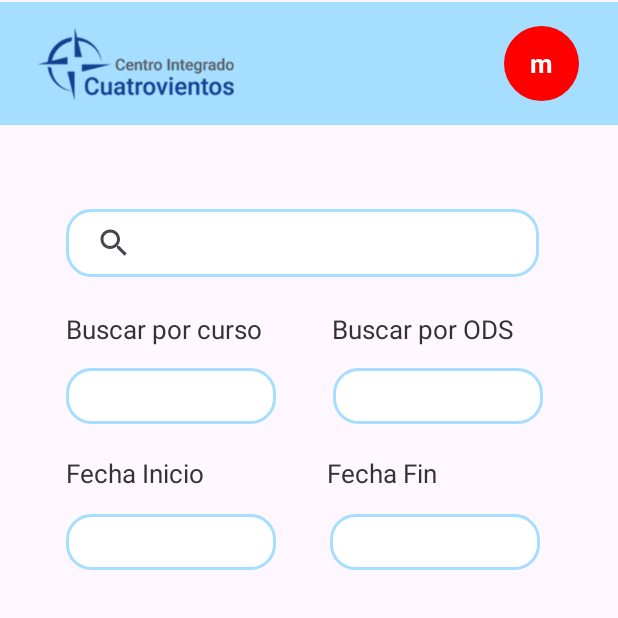
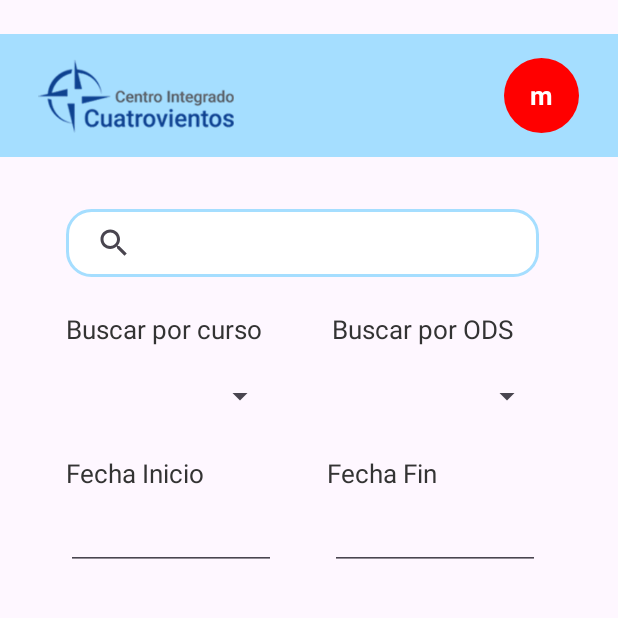
Before and after one commit to AnderVegas/PROYECT_CUATROVIENTOS_MOBILE, an Android app: the IniciativasActivity screen opened directly, with no data from a screen before it, on a phone screen of 412 x 824 dp, the top half of it. Run offline under Robolectric (Android 15) with nearby library versions, the phone set to English and light mode, and no system bars.

Commit message:
Filtrar iniciativas por curso, modelos modificados para que admitan más de un nombre y llamadas GET de curso y ods creadas

```diff
--- a/app/src/main/java/com/ander/aplicacioniniciativas/App/CutrovientosIniciativasService.java
+++ b/app/src/main/java/com/ander/aplicacioniniciativas/App/CutrovientosIniciativasService.java
@@ -1,6 +1,8 @@
 package com.ander.aplicacioniniciativas.App;
 
+import com.ander.aplicacioniniciativas.Models.Curso;
 import com.ander.aplicacioniniciativas.Models.Iniciativa;
+import com.ander.aplicacioniniciativas.Models.Ods;
 
 import java.util.List;
 import retrofit2.Call;
@@ -10,4 +12,10 @@ import retrofit2.http.Query;
 public interface CutrovientosIniciativasService {
     @GET("iniciativas")
     Call<List<Iniciativa>> getIniciativas(@Query("eliminado") boolean eliminado);
+
+    @GET("ods")
+    Call<List<Ods>> getOds();
+
+    @GET("cursos")
+    Call<List<Curso>> getCursos();
 }
--- a/app/src/main/java/com/ander/aplicacioniniciativas/Models/Iniciativa.java
+++ b/app/src/main/java/com/ander/aplicacioniniciativas/Models/Iniciativa.java
@@ -7,8 +7,10 @@ public class Iniciativa {
     private String tipo;
     private String horas;
     private String nombre;
+
     private String producto_final;
     private String fechaRegistro;
+
     private String fechaInicio;
     private String fechaFin;
     private boolean eliminado;
--- a/app/src/main/java/com/ander/aplicacioniniciativas/Models/Ods.java
+++ b/app/src/main/java/com/ander/aplicacioniniciativas/Models/Ods.java
@@ -40,4 +40,10 @@ public class Ods {
     public void setDimension(Dimension dimension) {
         this.dimension = dimension;
     }
+
+    @Override
+    public String toString() {
+        return nombre; // Esto hará que el Spinner muestre el nombre del ODS
+    }
+
 }
--- a/app/src/main/java/com/ander/aplicacioniniciativas/Models/Profesor.java
+++ b/app/src/main/java/com/ander/aplicacioniniciativas/Models/Profesor.java
@@ -28,4 +28,5 @@ public class Profesor {
     public void setNombre(String nombre) {
         this.nombre = nombre;
     }
+
 }
--- a/app/src/main/res/layout/activity_iniciativas.xml
+++ b/app/src/main/res/layout/activity_iniciativas.xml
@@ -65,19 +65,16 @@
 
     <androidx.recyclerview.widget.RecyclerView
         android:id="@+id/recyclerView"
-        android:layout_width="0dp"
-        android:layout_height="0dp"
-        android:layout_marginBottom="1dp"
-        app:layout_constraintBottom_toBottomOf="parent"
-        app:layout_constraintEnd_toEndOf="parent"
-        app:layout_constraintStart_toStartOf="parent"
-        app:layout_constraintTop_toBottomOf="@+id/linearLayout" />
+        android:layout_width="411dp"
+        android:layout_height="369dp"
+        android:layout_marginTop="24dp"
+        app:layout_constraintTop_toBottomOf="@+id/editFechaInicio"
+        tools:layout_editor_absoluteX="0dp" />
 
     <EditText
         android:id="@+id/editFechaInicio"
         android:layout_width="140dp"
         android:layout_height="37dp"
-        android:background="@drawable/spinner_rounded"
         android:ems="10"
         android:inputType="date"
         app:layout_constraintBottom_toBottomOf="parent"
@@ -91,7 +88,6 @@
         android:id="@+id/editFechaFin"
         android:layout_width="140dp"
         android:layout_height="37dp"
-        android:background="@drawable/spinner_rounded"
         android:ems="10"
         android:inputType="date"
         app:layout_constraintBottom_toBottomOf="parent"
@@ -147,7 +143,6 @@
         android:id="@+id/dropDownCursos"
         android:layout_width="140dp"
         android:layout_height="37dp"
-        android:background="@drawable/spinner_rounded"
         android:spinnerMode="dropdown"
         app:layout_constraintBottom_toBottomOf="parent"
         app:layout_constraintEnd_toEndOf="parent"
@@ -160,7 +155,6 @@
         android:id="@+id/dropDownODS"
         android:layout_width="140dp"
         android:layout_height="37dp"
-        android:background="@drawable/spinner_rounded"
         android:spinnerMode="dropdown"
         app:layout_constraintBottom_toBottomOf="parent"
         app:layout_constraintEnd_toEndOf="parent"
```
Also changed, not shown: app/src/main/java/com/ander/aplicacioniniciativas/Activities/IniciativasActivity.java (+104 -6 lines), app/src/main/java/com/ander/aplicacioniniciativas/Models/Curso.java (+11 -0 lines), app/src/main/java/com/ander/aplicacioniniciativas/Models/Modulo.java (+7 -2 lines).
